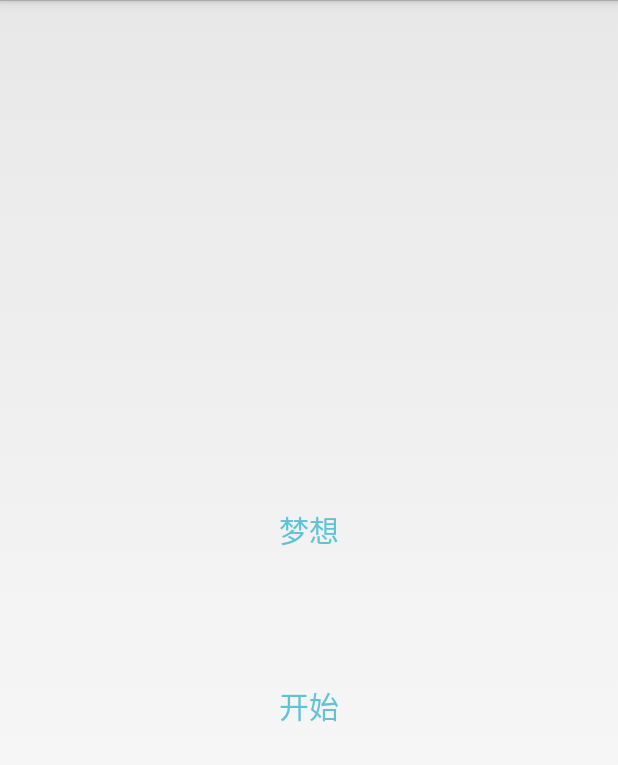
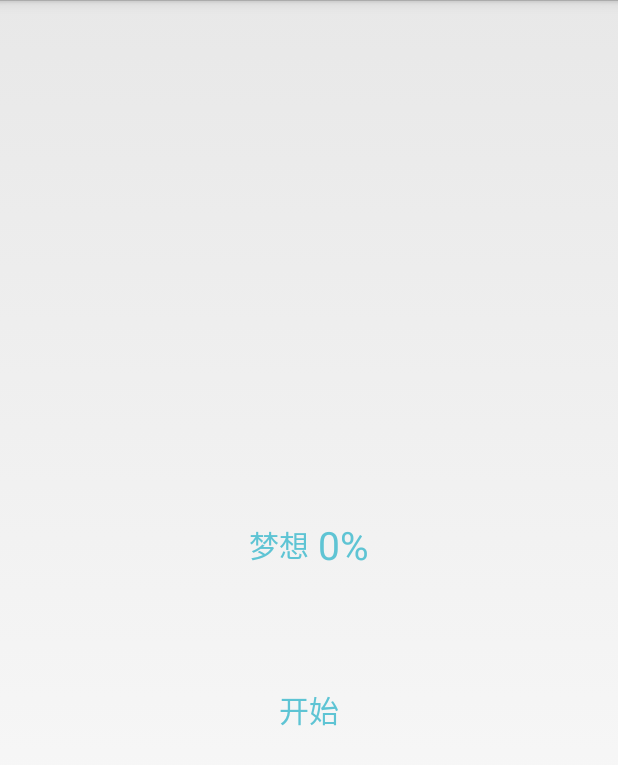
Before and after one commit to 814597544/MySchool, an Android app: the layout view_user_info.xml on its own in the app's theme, with its tools: preview values and no code run, on a phone screen of 412 x 824 dp. Shown: the top 765 px of the screen. Run offline under Robolectric (Android 15) with nearby library versions, the phone set to English and light mode, and no system bars.

Commit message:
end finish  1.1

```diff
--- a/app/src/main/java/com/example/administrator/myschool/DreamingActivity.java
+++ b/app/src/main/java/com/example/administrator/myschool/DreamingActivity.java
@@ -16,7 +16,7 @@ import android.os.Build;
 import android.os.Bundle;
 import android.os.Handler;
 import android.os.Message;
-import android.util.Log;
+
 import android.view.View;
 import android.view.animation.AccelerateInterpolator;
 import android.view.animation.DecelerateInterpolator;
--- a/app/src/main/res/layout/view_user_info.xml
+++ b/app/src/main/res/layout/view_user_info.xml
@@ -6,26 +6,46 @@
     android:layout_height="wrap_content"
     android:orientation="vertical"
     android:layout_gravity="center">
+<LinearLayout
+    android:layout_width="match_parent"
+    android:layout_height="wrap_content"
+    android:orientation="horizontal"
+    android:gravity="center">
 
     <TextView
         android:id="@+id/user_top_textview"
-        android:layout_width="match_parent"
+        android:layout_width="wrap_content"
         android:layout_height="wrap_content"
         android:textSize="20sp"
         android:textColor="#5ec4d4"
         android:gravity="center"
         android:text="梦想" />
-
+    <TextView
+        android:layout_width="6dp"
+        android:layout_height="wrap_content"
+        android:gravity="center"
+        android:textColor="#5ec4d4"
+        />
     <TextView
         android:id="@+id/value_info_textview"
-        android:layout_width="match_parent"
+        android:layout_width="wrap_content"
         android:layout_height="wrap_content"
         android:layout_marginTop="10dp"
         android:layout_marginBottom="10dp"
         android:gravity="center"
+        android:textSize="26sp"
+        android:text="0%"
+        android:textColor="#5ec4d4"
+        />
+
+    </LinearLayout>
+    <TextView
+        android:layout_width="match_parent"
+        android:layout_height="wrap_content"
+        android:gravity="center"
         android:textSize="50sp"
         android:textColor="#5ec4d4"
-         />
+        />
 
     <TextView
         android:id="@+id/user_bottom_textview"
```
Also changed, not shown: app/src/main/java/com/example/administrator/myschool/CircularInnerViewActivity.java (+18 -1 lines), app/src/main/java/com/example/administrator/myschool/ZklActivity.java (+16 -7 lines), app/src/main/java/com/rao/MySchool/inteface/UpdateZKL.java (added, +9 -0 lines).
